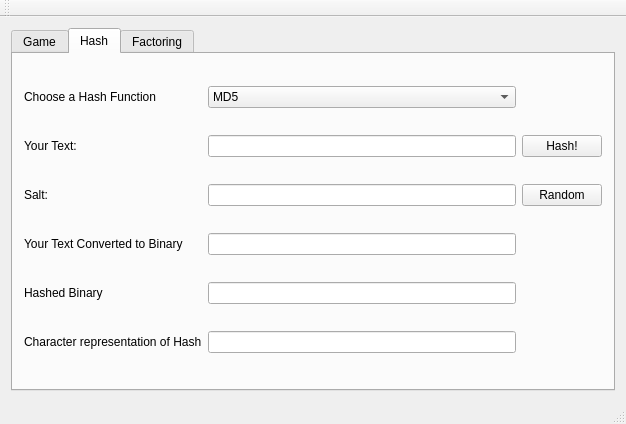
Qt form CapstoneCryptography/forms/mainwindow.ui (egandunning/learn-crypto) before a commit.
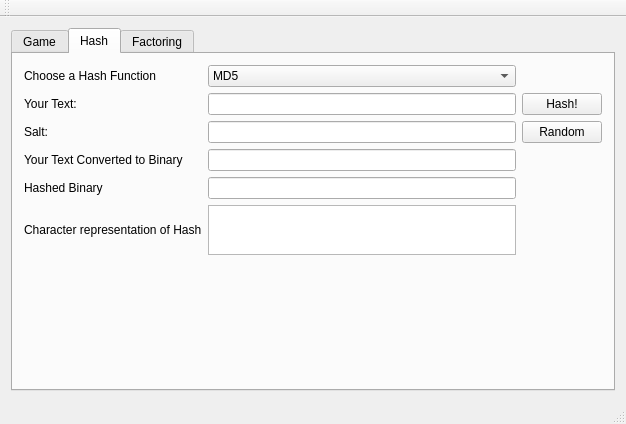
The same form after that commit.

Commit message: increased size of digest field

Diff of the .ui file:
```diff
--- a/CapstoneCryptography/forms/mainwindow.ui
+++ b/CapstoneCryptography/forms/mainwindow.ui
@@ -66,6 +66,16 @@
         <string>Hash</string>
        </attribute>
        <layout class="QGridLayout" name="gridLayout_4">
+        <item row="2" column="2">
+         <widget class="QPushButton" name="randomSaltButton">
+          <property name="text">
+           <string>Random</string>
+          </property>
+         </widget>
+        </item>
+        <item row="2" column="1">
+         <widget class="QLineEdit" name="saltField"/>
+        </item>
         <item row="0" column="1">
          <widget class="QComboBox" name="hashComboBox">
           <item>
@@ -112,9 +122,6 @@
           </property>
          </widget>
         </item>
-        <item row="5" column="1">
-         <widget class="QLineEdit" name="digestField"/>
-        </item>
         <item row="1" column="0">
          <widget class="QLabel" name="label_3">
           <property name="text">
@@ -139,8 +146,21 @@
           </property>
          </widget>
         </item>
-        <item row="2" column="1">
-         <widget class="QLineEdit" name="saltField"/>
+        <item row="5" column="1">
+         <widget class="QTextEdit" name="digestField">
+          <property name="minimumSize">
+           <size>
+            <width>290</width>
+            <height>30</height>
+           </size>
+          </property>
+          <property name="maximumSize">
+           <size>
+            <width>100000</width>
+            <height>50</height>
+           </size>
+          </property>
+         </widget>
         </item>
         <item row="2" column="0">
          <widget class="QLabel" name="label_8">
@@ -149,12 +169,18 @@
           </property>
          </widget>
         </item>
-        <item row="2" column="2">
-         <widget class="QPushButton" name="randomSaltButton">
-          <property name="text">
-           <string>Random</string>
+        <item row="6" column="0">
+         <spacer name="verticalSpacer_2">
+          <property name="orientation">
+           <enum>Qt::Vertical</enum>
           </property>
-         </widget>
+          <property name="sizeHint" stdset="0">
+           <size>
+            <width>20</width>
+            <height>40</height>
+           </size>
+          </property>
+         </spacer>
         </item>
        </layout>
       </widget>
```
